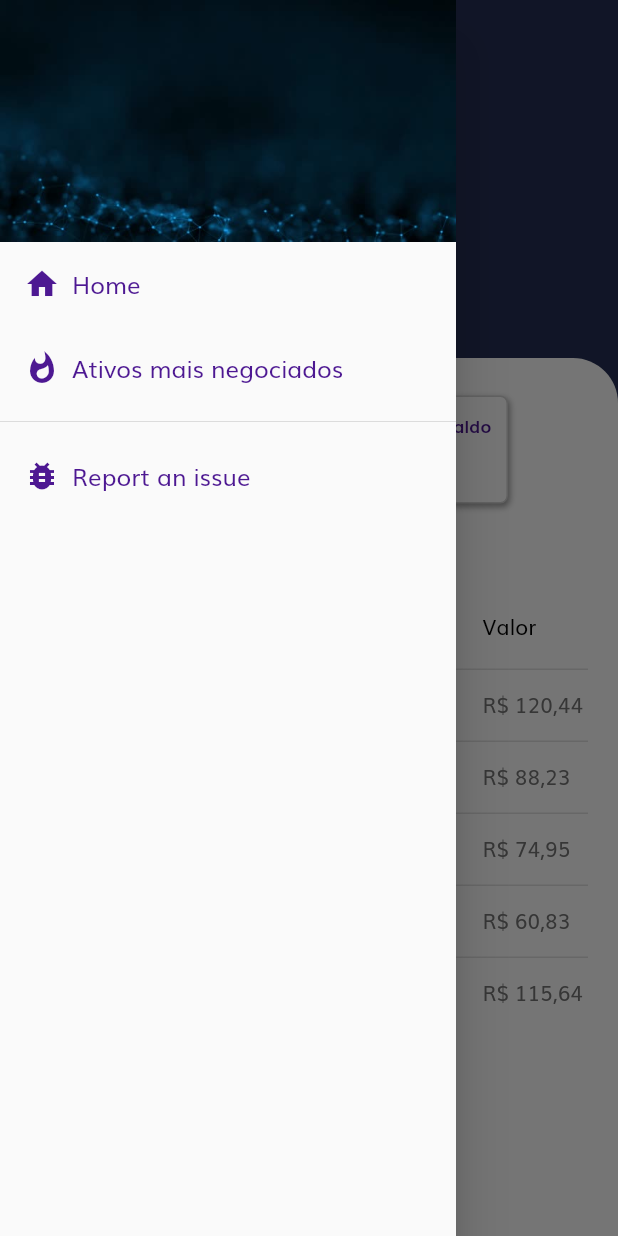
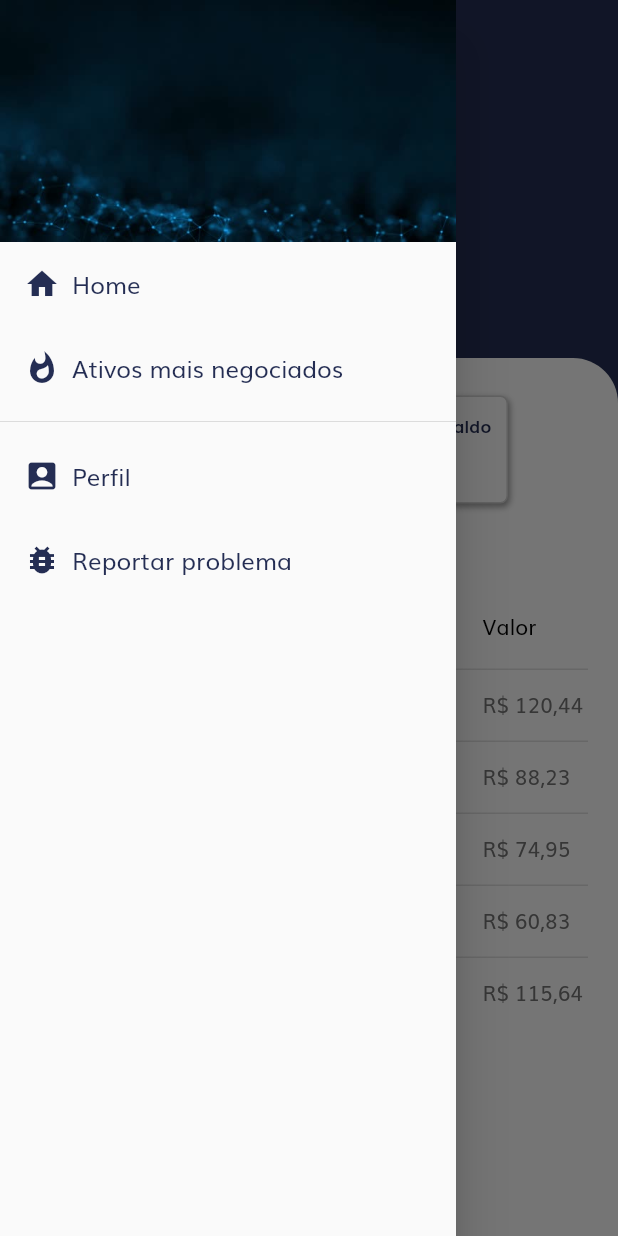
Before and after one commit to marcelomcdev/toro-bank-frontend-flutter, a Flutter app: the screen it shows after launch, with the side drawer open, on a phone screen of 412 x 824 dp. Run offline on Flutter 3.47's test engine with Material 2 defaults, Android fonts, the phone set to English and light mode, and no system bars; our stand-ins replace dartz, dio, flutter_modular, lottie, page_transition; network calls fail.

Commit message:
Adjust colors of text fields

```diff
--- a/toro_bank_frontend/lib/constants.dart
+++ b/toro_bank_frontend/lib/constants.dart
@@ -1,7 +1,13 @@
 import 'package:flutter/material.dart';
 import 'package:toro_bank_frontend/size_config.dart';
 
-const kPrimaryColor = Color(0xFF4D1892);
+//colors of toro app
+//const kToroTextColor = Color(0xFF4D1892);
+const kToroBlackColor = Color.fromARGB(255, 32, 32, 32);
+const kToroHeaderColor = Color(0xDF05103B);
+const kToroTextColor = kToroHeaderColor;
+
+const kPrimaryColor = kToroHeaderColor;
 const kPrimaryLightColor = Color(0xFFFFECDF);
 const kPrimaryGradientColor = LinearGradient(
   begin: Alignment.topLeft,
@@ -10,11 +16,6 @@ const kPrimaryGradientColor = LinearGradient(
 );
 const kSecondaryColor = Color(0xFF979797);
 const kTextColor = Color(0xFF757575);
-
-//colors of toro app
-const kToroTextColor = Color(0xFF4D1892);
-const kToroBlackColor = Color.fromARGB(255, 32, 32, 32);
-const kToroHeaderColor = Color(0xDF05103B);
 
 const kAnimationDuration = Duration(milliseconds: 200);
 
--- a/toro_bank_frontend/lib/modules/presenters/pages/shared/drawer/app_drawer.dart
+++ b/toro_bank_frontend/lib/modules/presenters/pages/shared/drawer/app_drawer.dart
@@ -17,66 +17,15 @@ class AppDrawer extends StatelessWidget {
             text: 'Home',
             onTap: () => Navigator.pushReplacementNamed(context, '/'),
           ),
-          // createDrawerItem(
-          //   icon: Icons.calculate,
-          //   text: 'Calculadora',
-          //   onTap: () =>
-          //       Navigator.pushReplacementNamed(context, Routes.listaItens),
-          // ),
           AppDrawerItem(
             icon: Icons.whatshot,
             text: 'Ativos mais negociados',
             onTap: () =>
                 Navigator.pushReplacementNamed(context, '/mostnegotiated'),
           ),
-          // AppDrawerItem(
-          //   icon: Icons.whatshot,
-          //   text: 'Sagrado Coração de Jesus',
-          //   onTap: () =>
-          //       Navigator.pushReplacementNamed(context, Routes.sagradoCoracao),
-          // ),
-          // AppDrawerItem(
-          //   icon: Icons.wysiwyg_outlined,
-          //   text: 'As 15 Orações de Santa Brígida',
-          //   onTap: () =>
-          //       Navigator.pushReplacementNamed(context, Routes.quinzeOracoes),
-          // ),
-          // AppDrawerItem(
-          //   icon: Icons.wysiwyg_outlined,
-          //   text: 'As 15 Orações de Santa Brígida - II',
-          //   onTap: () => Navigator.pushReplacementNamed(
-          //       context, Routes.quinzeOracoesSantaBrigida),
-          // ),
-          // AppDrawerItem(
-          //   icon: Icons.hail,
-          //   text: 'Santo Rosário',
-          //   onTap: () =>
-          //       Navigator.pushReplacementNamed(context, Routes.santoRosario),
-          // ),
-          // const Divider(),
-          // AppDrawerItem(
-          //   icon: Icons.receipt_sharp,
-          //   text: 'Catecismo da Igreja Católica',
-          //   onTap: () =>
-          //       Navigator.pushReplacementNamed(context, Routes.catecismo),
-          // ),
-          // AppDrawerItem(
-          //   icon: Icons.note,
-          //   text: 'Notes',
-          //   onTap: () => Navigator.pushReplacementNamed(context, Routes.notes),
-          // ),
-          // const Divider(),
-          // AppDrawerItem(icon: Icons.collections_bookmark, text: 'Steps'),
-          // AppDrawerItem(icon: Icons.face, text: 'Authors'),
-          // AppDrawerItem(
-          //     icon: Icons.account_box, text: 'Flutter Documentation'),
-          // AppDrawerItem(icon: Icons.stars, text: 'Useful Links'),
           const Divider(),
-          AppDrawerItem(icon: Icons.bug_report, text: 'Report an issue'),
-          // ListTile(
-          //   title: const Text('Versão 0.0.1.0505'),
-          //   onTap: () {},
-          // ),
+          AppDrawerItem(icon: Icons.account_box_rounded, text: 'Perfil'),
+          AppDrawerItem(icon: Icons.bug_report, text: 'Reportar problema'),
         ],
       ),
     );
--- a/toro_bank_frontend/lib/modules/presenters/pages/shared/drawer/app_drawer_item.dart
+++ b/toro_bank_frontend/lib/modules/presenters/pages/shared/drawer/app_drawer_item.dart
@@ -8,14 +8,14 @@ Widget AppDrawerItem(
     title: Row(children: <Widget>[
       Icon(
         icon,
-        color: kToroTextColor,
+        color: kToroHeaderColor,
       ),
       Padding(
         padding: const EdgeInsets.only(left: 8.0),
         child: Text(
           text!,
           style: const TextStyle(
-            color: kToroTextColor,
+            color: kToroHeaderColor,
             fontSize: 16,
             fontWeight: FontWeight.normal,
           ),
```
